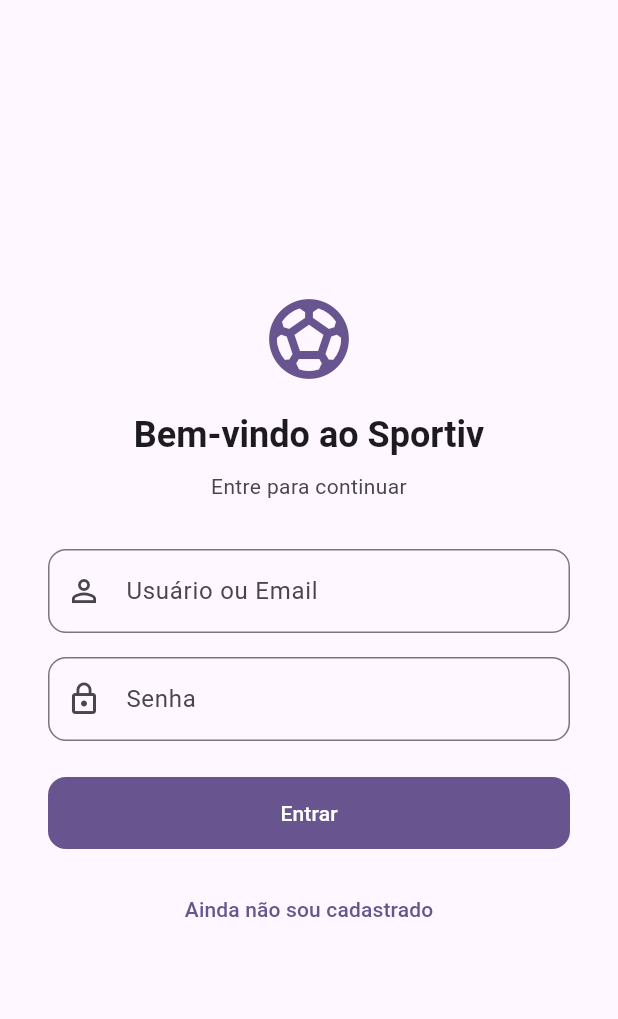
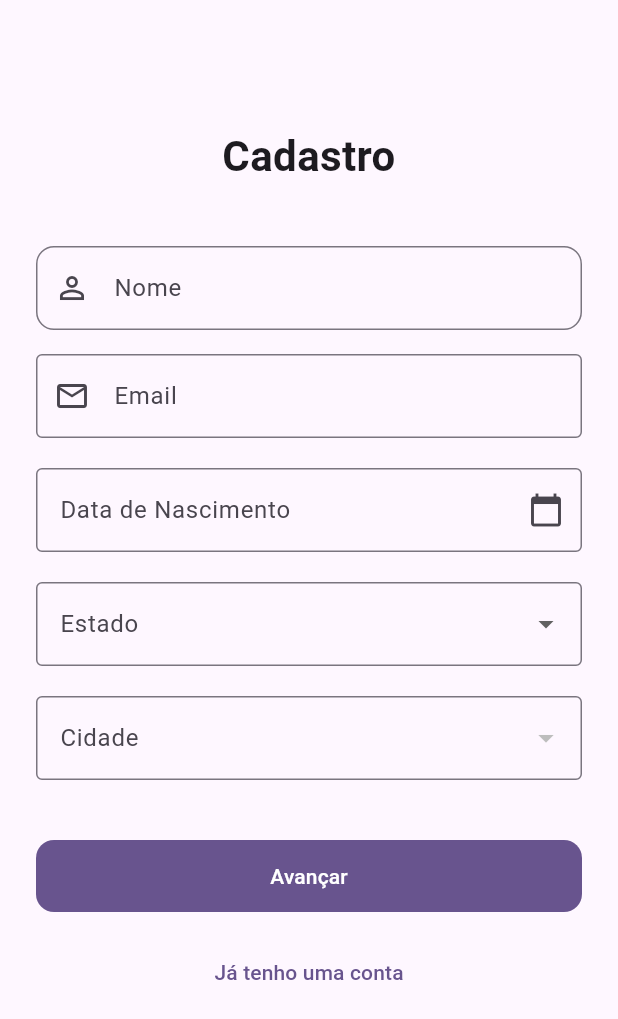
Before and after one commit to MauricioReisdoefer/sportiv-frontend, a Flutter app: the screen it shows after launch, after a tap on "Ainda não sou cadastrado", on a phone screen of 412 x 824 dp. Shown: the top 1019 px of the screen. Run offline on Flutter 3.47's test engine with Material 3 defaults, Android fonts, the light colour scheme and no system bars.

Commit message:
FEAT: Creating Register Page Structure

```diff
--- a/lib/features/auth/presentation/pages/login_page.dart
+++ b/lib/features/auth/presentation/pages/login_page.dart
@@ -1,5 +1,5 @@
 import 'package:flutter/material.dart';
-
+import 'package:sportiv/features/auth/presentation/pages/register_page.dart';
 class LoginPage extends StatelessWidget {
   const LoginPage({super.key});
 
@@ -83,9 +83,10 @@
                 // Link de cadastro
                 TextButton(
                   onPressed: () {
-                    //
-                    // TO DO: navegação p/ cadastro
-                    //
+                    Navigator.push(
+                      context,
+                      MaterialPageRoute(builder: (context) => const CadastroPage()),
+                    );
                   },
                   child: const Text('Ainda não sou cadastrado'),
                 ),
--- a/lib/features/auth/presentation/pages/register_page.dart
+++ b/lib/features/auth/presentation/pages/register_page.dart
@@ -0,0 +1,172 @@
+import 'package:flutter/material.dart';
+import 'package:sportiv/features/auth/presentation/pages/login_page.dart';
+
+class CadastroPage extends StatefulWidget {
+  const CadastroPage({super.key});
+
+  @override
+  State<CadastroPage> createState() => _CadastroPageState();
+}
+
+class _CadastroPageState extends State<CadastroPage> {
+  final TextEditingController _dataController = TextEditingController();
+
+  String? _estadoSelecionado;
+  String? _cidadeSelecionada;
+
+  final List<String> estados = ['SP', 'RJ', 'MG', 'RS', 'PR'];
+  final Map<String, List<String>> cidadesPorEstado = {
+    'SP': ['São Paulo', 'Campinas', 'Santos'],
+    'RJ': ['Rio de Janeiro', 'Niterói', 'Petrópolis'],
+    'MG': ['Belo Horizonte', 'Uberlândia', 'Ouro Preto'],
+    'RS': ['Porto Alegre', 'Caxias do Sul', 'Pelotas'],
+    'PR': ['Curitiba', 'Londrina', 'Maringá'],
+  };
+
+  Future<void> _selecionarData() async {
+    DateTime? data = await showDatePicker(
+      context: context,
+      initialDate: DateTime(2000, 1, 1),
+      firstDate: DateTime(1900),
+      lastDate: DateTime.now(),
+    );
+
+    if (data != null) {
+      setState(() {
+        _dataController.text =
+            "${data.day.toString().padLeft(2, '0')}/${data.month.toString().padLeft(2, '0')}/${data.year}";
+      });
+    }
+  }
+
+  @override
+  Widget build(BuildContext context) {
+    return Scaffold(
+      body: Padding(
+        padding: const EdgeInsets.all(24.0),
+        child: SingleChildScrollView(
+          child: Column(
+            crossAxisAlignment: CrossAxisAlignment.stretch,
+            children: [
+              const SizedBox(height: 60),
+              const Text(
+                "Cadastro",
+                textAlign: TextAlign.center,
+                style: TextStyle(fontSize: 28, fontWeight: FontWeight.bold),
+              ),
+              const SizedBox(height: 40),
+
+              // Nome
+              TextField(
+                  decoration: InputDecoration(
+                    prefixIcon: const Icon(Icons.person_outline),
+                    labelText: 'Nome',
+                    border: OutlineInputBorder(
+                      borderRadius: BorderRadius.circular(12),
+                    ),
+                  ),
+                ),
+                const SizedBox(height: 16),
+
+                // Email
+              const TextField(
+                decoration: InputDecoration(
+                  prefixIcon: Icon(Icons.email_outlined),
+                  labelText: "Email",
+                  border: OutlineInputBorder(),
+                ),
+              ),
+              const SizedBox(height: 20),
+
+              // Data de Nascimento
+              TextField(
+                controller: _dataController,
+                readOnly: true,
+                onTap: _selecionarData,
+                decoration: const InputDecoration(
+                  labelText: "Data de Nascimento",
+                  border: OutlineInputBorder(),
+                  suffixIcon: Icon(Icons.calendar_today),
+                ),
+              ),
+              const SizedBox(height: 20),
+
+              // Estado (Dropdown)
+              DropdownButtonFormField<String>(
+                value: _estadoSelecionado,
+                decoration: const InputDecoration(
+                  labelText: "Estado",
+                  border: OutlineInputBorder(),
+                ),
+                items: estados
+                    .map((estado) => DropdownMenuItem(
+                          value: estado,
+                          child: Text(estado),
+                        ))
+                    .toList(),
+                onChanged: (value) {
+                  setState(() {
+                    _estadoSelecionado = value;
+                    _cidadeSelecionada = null; // reset cidade ao mudar estado
+                  });
+                },
+              ),
+              const SizedBox(height: 20),
+
+              // Cidade (Dropdown)
+              DropdownButtonFormField<String>(
+                value: _cidadeSelecionada,
+                decoration: const InputDecoration(
+                  labelText: "Cidade",
+                  border: OutlineInputBorder(),
+                ),
+                items: (_estadoSelecionado != null)
+                    ? cidadesPorEstado[_estadoSelecionado]!
+                        .map((cidade) => DropdownMenuItem(
+                              value: cidade,
+                              child: Text(cidade),
+                            ))
+                        .toList()
+                    : [],
+                onChanged: (value) {
+                  setState(() {
+                    _cidadeSelecionada = value;
+                  });
+                },
+              ),
+              const SizedBox(height: 40),
+
+              // Botão Cadastrar
+              FilledButton(
+                  onPressed: () {
+                    //
+                    // TO DO: lógica de login
+                    //
+                  },
+                  style: FilledButton.styleFrom(
+                    minimumSize: const Size.fromHeight(48),
+                    shape: RoundedRectangleBorder(
+                      borderRadius: BorderRadius.circular(12),
+                    ),
+                  ),
+                  child: const Text('Avançar'),),
+                const SizedBox(height: 16),
+
+              // Já tenho conta
+              TextButton(
+                onPressed: () {
+                  Navigator.push(
+                    context,
+                    MaterialPageRoute(
+                        builder: (context) => const LoginPage()),
+                  );
+                },
+                child: const Text("Já tenho uma conta"),
+              ),
+            ],
+          ),
+        ),
+      ),
+    );
+  }
+}
```
